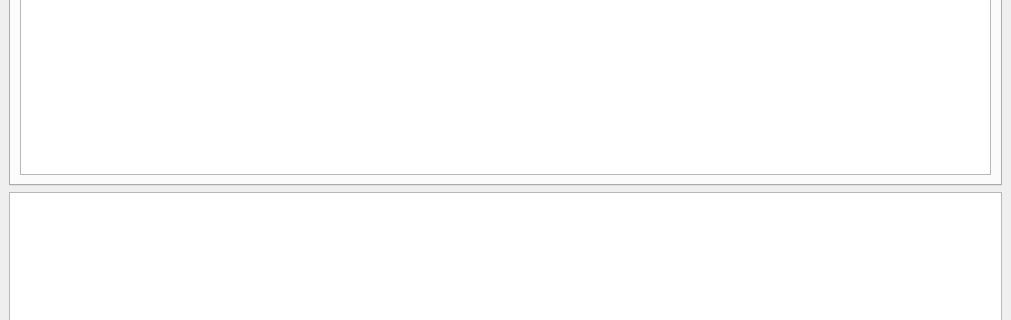
First picture: the form in mimocorb2/gui.ui, repository JulianBaader/mimoCoRB2, before the edit; both pictures show x 0 to 1011 and y 184 to 504 of the 1011 by 816 pixel window.
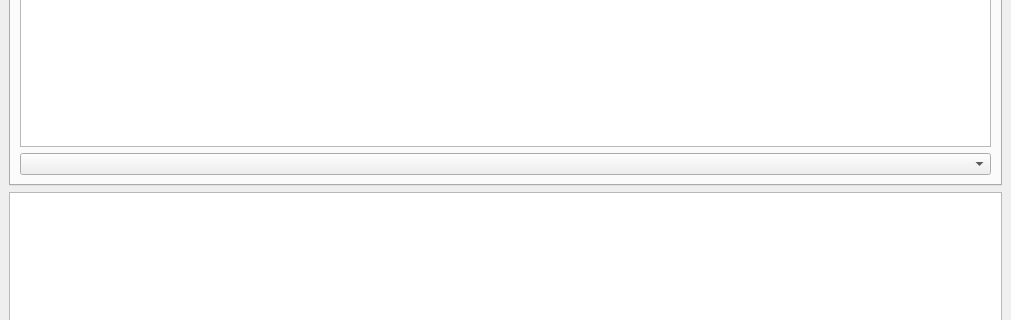
Second picture: the form after the edit. The open tabs and pages were chosen to show the change.

Commit message: add filtering to the log display in the gui

Patch:
```diff
--- a/mimocorb2/gui.ui
+++ b/mimocorb2/gui.ui
@@ -64,11 +64,18 @@
          </attribute>
          <layout class="QHBoxLayout" name="horizontalLayout_2">
           <item>
+           <layout class="QVBoxLayout" name="verticalLayout_2">
+            <item>
            <widget class="QTextEdit" name="logTextEdit">
             <property name="readOnly">
              <bool>true</bool>
             </property>
            </widget>
+            </item>
+            <item>
+             <widget class="QComboBox" name="logComboBox"/>
+            </item>
+           </layout>
           </item>
          </layout>
         </widget>
```
Left out of the diff: 2 changed lines with no effect on the pictures. Lines whose indentation alone changed are shown as unchanged. The commit also changes 3 other files.
